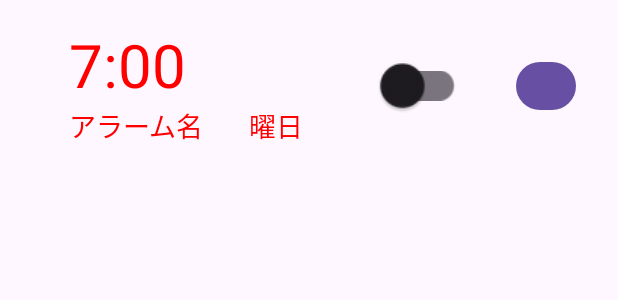
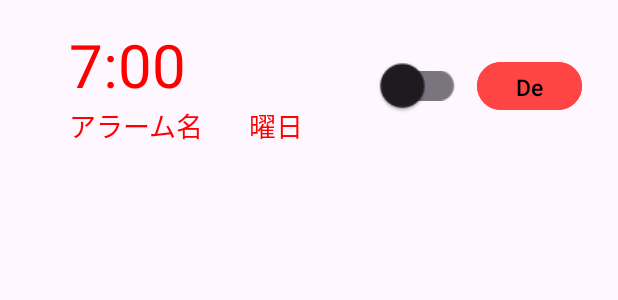
Before and after one commit to t-haruki122/Powerful_Alarm, an Android app: the layout alarm_item.xml on its own in the app's theme, with its tools: preview values and no code run, on a phone screen of 412 x 824 dp. Shown: the top 300 px of the screen. Run offline under Robolectric (Android 15) with nearby library versions, the phone set to English and light mode, and no system bars.

Commit message:
Delete系 添削

```diff
--- a/app/src/main/res/layout/alarm_item.xml
+++ b/app/src/main/res/layout/alarm_item.xml
@@ -54,11 +54,14 @@
 
     <Button
         android:id="@+id/deleteButton"
-        android:layout_width="40dp"
+        android:layout_width="70dp"
         android:layout_height="40dp"
-        android:layout_marginEnd="12dp"
+        android:layout_marginEnd="8dp"
         android:layout_marginBottom="20dp"
-        android:text="削除"
+        android:backgroundTint="@android:color/holo_red_light"
+        android:text="Del"
+        android:textColor="@android:color/black"
+        android:textSize="15dp"
         app:layout_constraintBottom_toBottomOf="parent"
         app:layout_constraintEnd_toEndOf="parent" />
 
```
Also changed, not shown: app/src/main/java/jp/ac/meijou/android/powerful_alarm/AlarmAdapter.java (+14 -0 lines).
